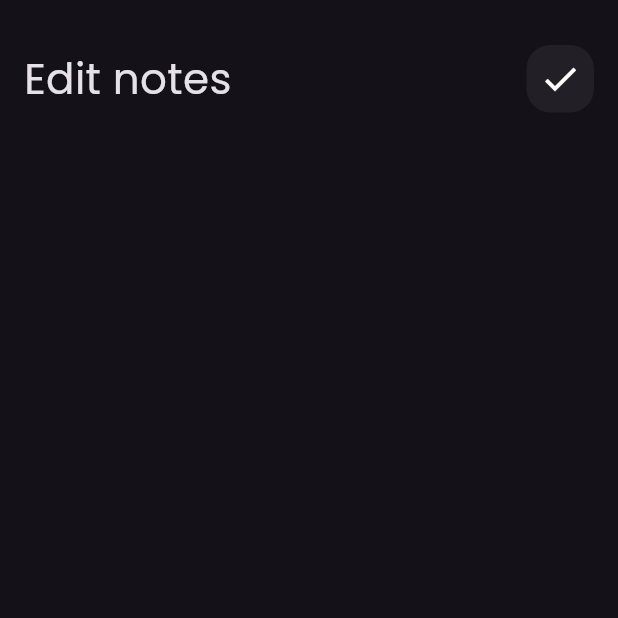
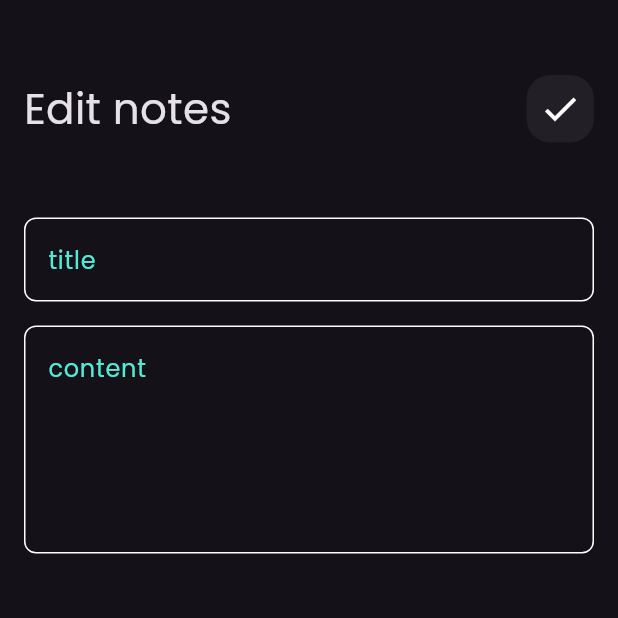
Before and after one commit to MohamedMagdy2810/Notes_app, a Flutter app: the screen it shows after launch, after a tap on "Flutter Tips", on a phone screen of 412 x 824 dp, the top half of it. Run offline on Flutter 3.47's test engine with Material 3 defaults, Android fonts, the phone set to English and light mode, and no system bars.

Commit message:
make a note model

```diff
--- /dev/null
+++ b/lib/models/notes_model.dart
@@ -0,0 +1,8 @@
+class noteModel{
+  final String title;
+  final String supTitle;
+  final int color;
+  final String date;
+
+  noteModel({required this.title, required this.supTitle, required this.color, required this.date});
+}
--- a/lib/views/notes_view.dart
+++ b/lib/views/notes_view.dart
@@ -20,7 +20,7 @@ class notesView extends StatelessWidget {
         child: Column(
           children: [
             SizedBox(
-              height: 30,
+              height: 50,
             ),
             customAppBar(title: 'Notes',icon: Icons.search,),
 
--- a/lib/views/widgets/custom_text_field.dart
+++ b/lib/views/widgets/custom_text_field.dart
@@ -2,8 +2,8 @@ import 'package:flutter/material.dart';
 import 'package:notes_app/constants.dart';
 
 class CustomTextField extends StatelessWidget {
-  CustomTextField(
-      {required this.hintText, this.onChange, this.obsecureText = false,  this.maxLines = 1});
+   CustomTextField(
+      { required this.hintText, this.onChange, this.obsecureText = false,  this.maxLines = 1});
   final String hintText;
   final int maxLines;
   Function(String)? onChange;
--- a/lib/views/widgets/edit_note_view_items.dart
+++ b/lib/views/widgets/edit_note_view_items.dart
@@ -1,17 +1,22 @@
 import 'package:flutter/material.dart';
 import 'package:notes_app/views/widgets/custom_appbar.dart';
+import 'package:notes_app/views/widgets/custom_text_field.dart';
 
 class editNoteViewItems extends StatelessWidget {
   const editNoteViewItems({super.key});
 
   @override
   Widget build(BuildContext context) {
-    return const Padding(
+    return  Padding(
       padding:  EdgeInsets.symmetric(horizontal:16.0),
       child:   Column(
         children: [
-          SizedBox(height: 30,),
-          customAppBar(title: 'Edit notes', icon: Icons.check)
+        const  SizedBox(height: 50,),
+         const customAppBar(title: 'Edit notes', icon: Icons.check),
+         const SizedBox(height: 50,),
+          CustomTextField(hintText: 'title',),
+         const SizedBox(height: 16,),
+          CustomTextField(hintText: 'content',maxLines: 5,)
         ],
       ),
     );
```
